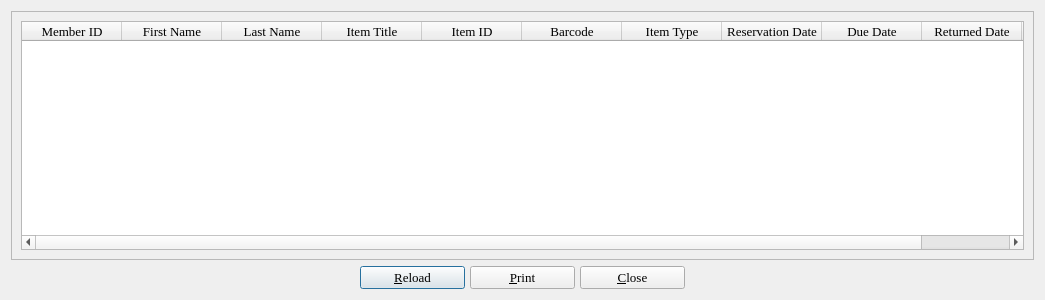
This is history.ui in textbrowser/biblioteq as Qt 5 draws it before an edit. The edited form follows.
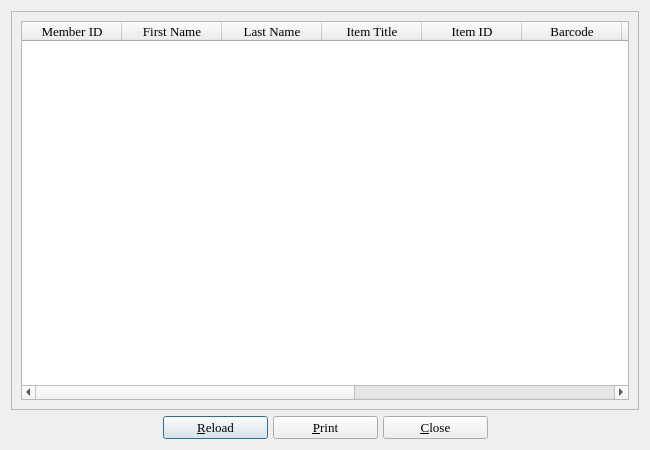
This is the edited form. Icons and pictures are not drawn.

Commit message: Additional bug fixes. User interface improvements. Need to support printing from the Member's Reservation History display.

```diff
--- a/history.ui
+++ b/history.ui
@@ -5,14 +5,14 @@
    <rect>
     <x>0</x>
     <y>0</y>
-    <width>1045</width>
-    <height>300</height>
+    <width>650</width>
+    <height>450</height>
    </rect>
   </property>
   <property name="minimumSize" >
    <size>
     <width>650</width>
-    <height>300</height>
+    <height>450</height>
    </size>
   </property>
   <property name="maximumSize" >
@@ -67,7 +67,7 @@
          <enum>QAbstractItemView::ScrollPerPixel</enum>
         </property>
         <property name="sortingEnabled" >
-         <bool>false</bool>
+         <bool>true</bool>
         </property>
         <property name="cornerButtonEnabled" >
          <bool>false</bool>
```
The commit also changes 12 other files.
